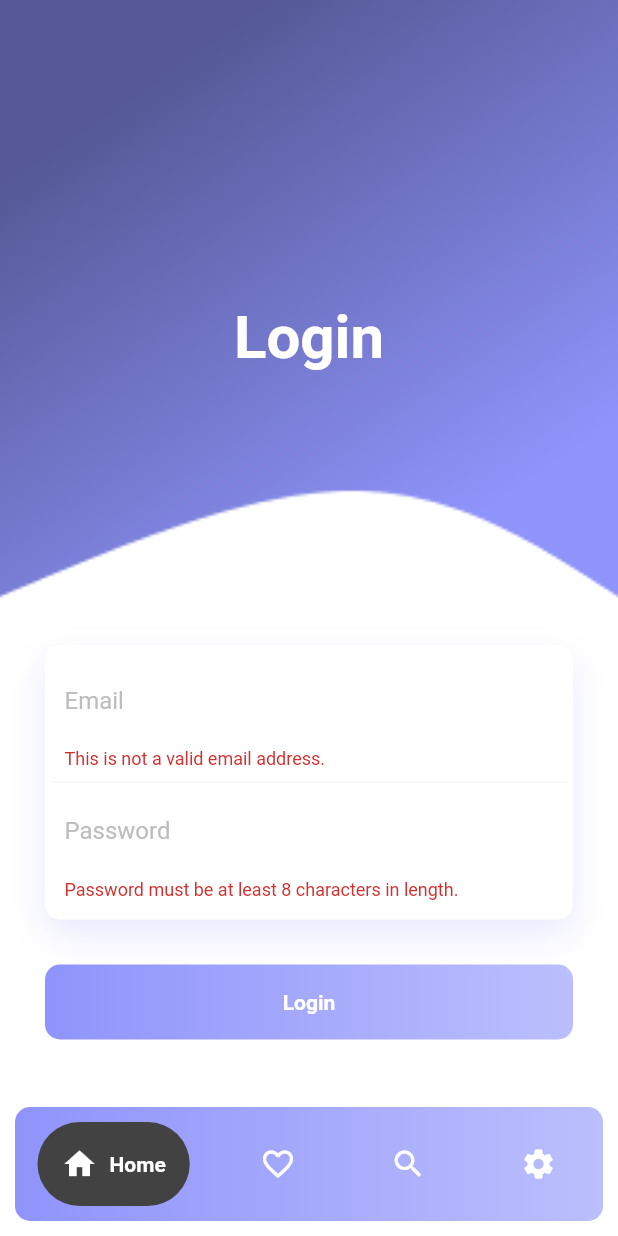
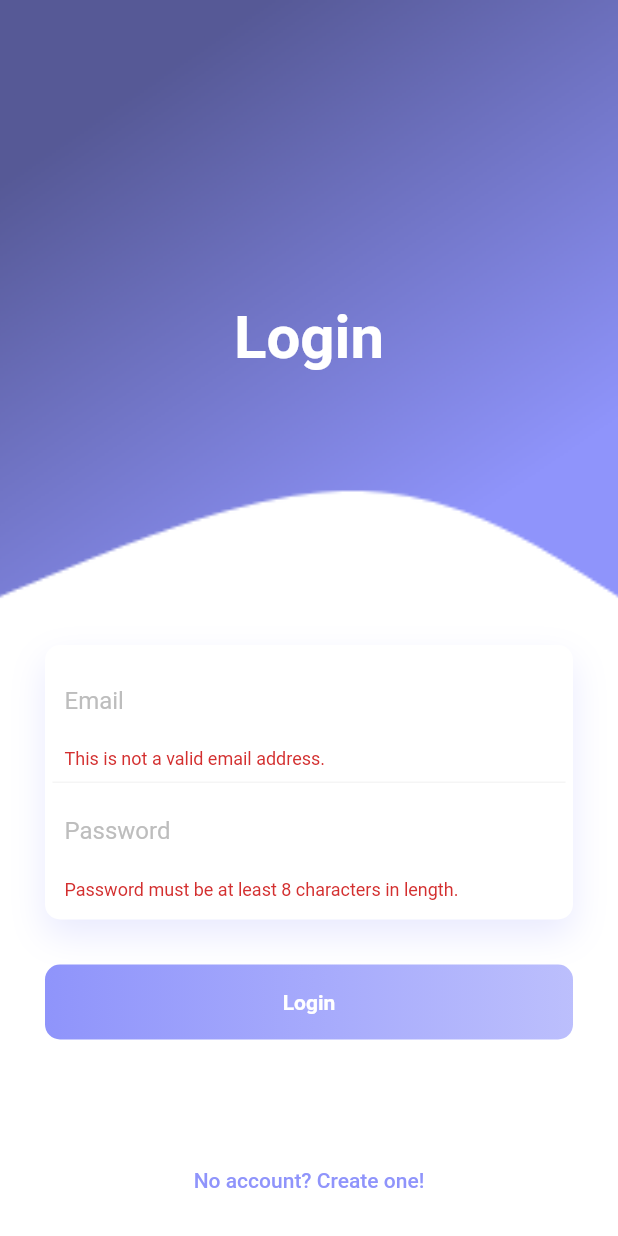
Before and after one commit to Hik-UP/android, a Flutter app: the screen it shows after launch, after a tap on "Login", on a phone screen of 412 x 824 dp. Run offline on Flutter 3.47's test engine with Material 2 defaults, Android fonts, the phone set to English and light mode, and no system bars; drawn by our look-alikes of google_nav_bar; our stand-ins replace dio.

Commit message:
feat: add homepage with navbar.

```diff
--- a/lib/pages/LoginPage.dart
+++ b/lib/pages/LoginPage.dart
@@ -1,6 +1,6 @@
 import 'package:flutter/material.dart';
+import 'package:hik_up/pages/HomePage.dart';
 import 'package:hik_up/pages/RegisterPage.dart';
-import 'package:google_nav_bar/google_nav_bar.dart';
 
 class LoginPage extends StatefulWidget {
   const LoginPage({Key? key}) : super(key: key);
@@ -29,46 +29,6 @@ class LoginPageState extends State<LoginPage> {
     }
 
     return Scaffold(
-      bottomNavigationBar: Container(
-        decoration: BoxDecoration(
-            borderRadius: BorderRadius.circular(10),
-            gradient: const LinearGradient(colors: [
-              Color.fromRGBO(143, 148, 251, 1),
-              Color.fromRGBO(143, 148, 251, .6),
-            ])),
-        margin: const EdgeInsets.all(10),
-        child: Padding(
-          padding: const EdgeInsets.symmetric(horizontal: 15.0, vertical: 10),
-          child: GNav(
-              backgroundColor: Colors.transparent,
-              color: Colors.white,
-              activeColor: Colors.white,
-              tabBackgroundColor: Colors.grey.shade800,
-              padding: const EdgeInsets.all(16),
-              gap: 8,
-              tabs: const [
-                GButton(
-                  icon: Icons.home,
-                  text: 'Home',
-                ),
-                GButton(
-                  icon: Icons.favorite_border,
-                  text: 'Likes',
-                ),
-                GButton(
-                  icon: Icons.search,
-                  text: 'Search',
-                ),
-                GButton(
-                  icon: Icons.settings,
-                  text: 'Profile',
-                )
-              ],
-              onTabChange: (index) {
-                print(index);
-              }),
-        ),
-      ),
       backgroundColor: Colors.white,
       body: SingleChildScrollView(
         child: Column(
@@ -183,6 +143,11 @@ class LoginPageState extends State<LoginPage> {
                           if (loginFormKey.currentState!.validate()) {
                             print('email: ' + emailController.text);
                             print('password: ' + passwordController.text);
+                            Navigator.push(
+                              context,
+                              MaterialPageRoute(
+                                  builder: (context) => const HomePage()),
+                            );
                           } else {
                             print("invalid input detected !");
                           }
```
Also changed, not shown: lib/pages/HomePage.dart (added, +55 -0 lines), pubspec.lock.
